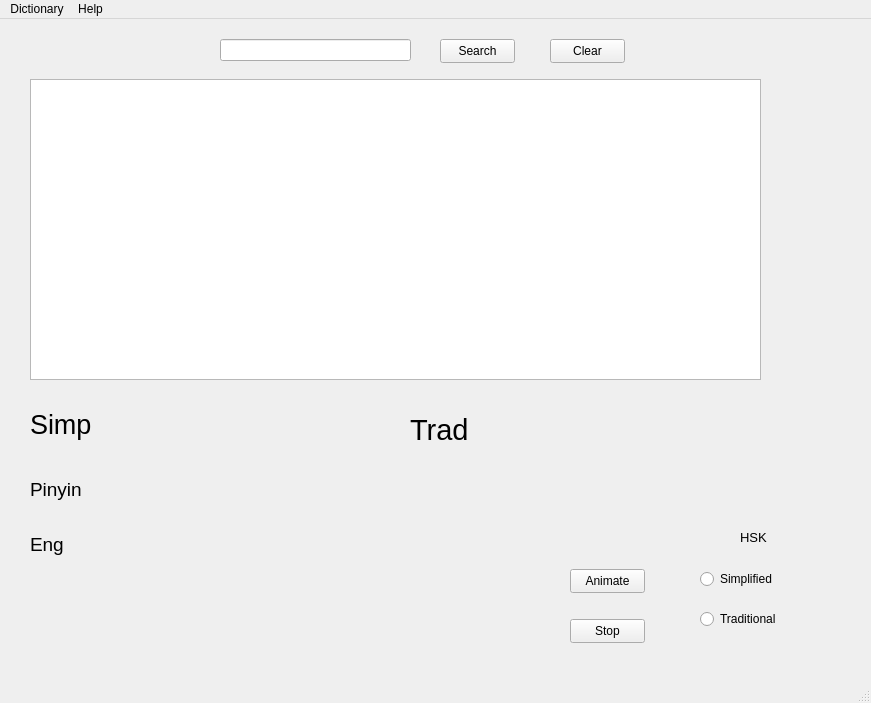
This is mainwindow.ui in LStefanCoder/DictoSinico as Qt 5 draws it before an edit. The edited form follows.
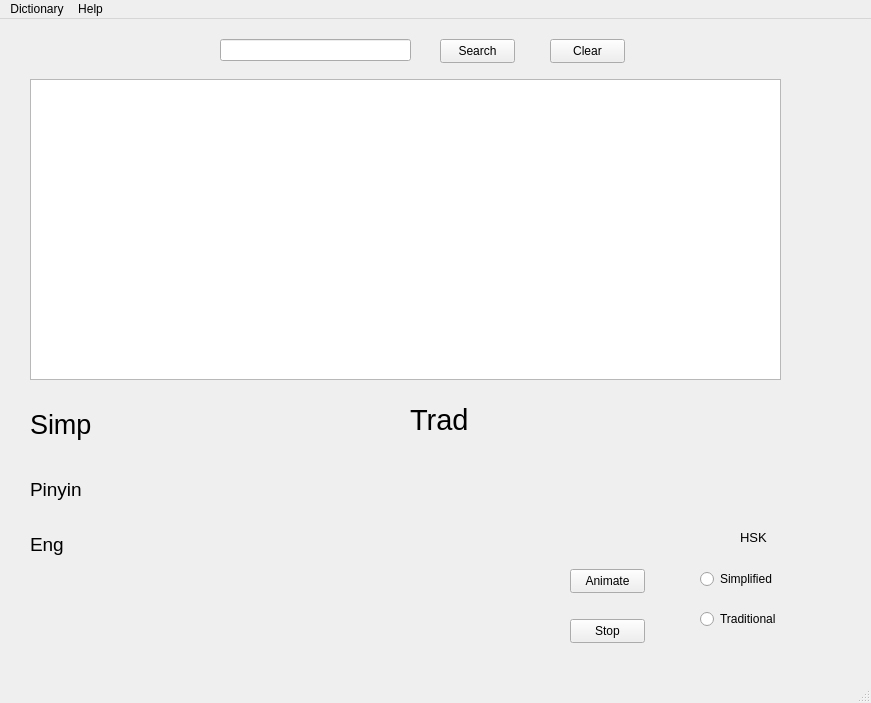
This is the edited form. Custom widgets are drawn as their Qt base class.

Patch:
```diff
--- a/mainwindow.ui
+++ b/mainwindow.ui
@@ -55,7 +55,7 @@
      <rect>
       <x>30</x>
       <y>60</y>
-      <width>731</width>
+      <width>751</width>
       <height>301</height>
      </rect>
     </property>
@@ -118,7 +118,7 @@
     <property name="geometry">
      <rect>
       <x>410</x>
-      <y>380</y>
+      <y>370</y>
       <width>351</width>
       <height>61</height>
      </rect>
@@ -196,7 +196,7 @@
      <rect>
       <x>700</x>
       <y>550</y>
-      <width>89</width>
+      <width>111</width>
       <height>20</height>
      </rect>
     </property>
@@ -209,7 +209,7 @@
      <rect>
       <x>700</x>
       <y>590</y>
-      <width>89</width>
+      <width>111</width>
       <height>20</height>
      </rect>
     </property>
```
